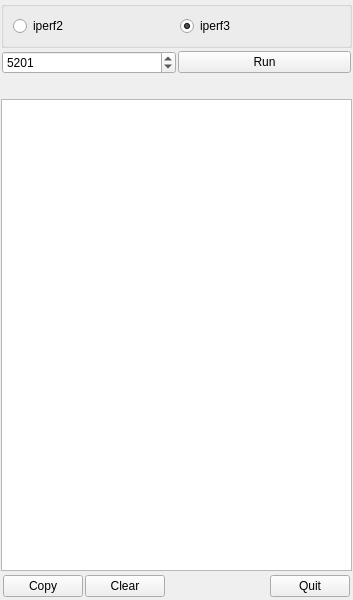
Above: src/mainwindow.ui from coolshou/qiperf before the change. Below: the same form after it.
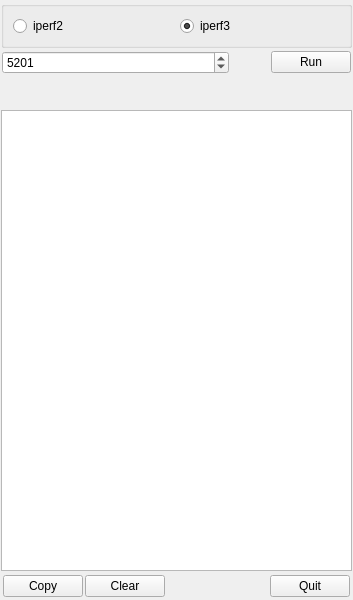
That is the form after the change. Icons and pictures are not drawn.

Patch:
```diff
--- a/src/mainwindow.ui
+++ b/src/mainwindow.ui
@@ -65,7 +65,7 @@
     </item>
     <item>
      <widget class="QWidget" name="widget" native="true">
-      <layout class="QHBoxLayout" name="horizontalLayout">
+      <layout class="QHBoxLayout" name="horizontalLayout" stretch="1,0,0">
        <property name="spacing">
         <number>2</number>
        </property>
@@ -94,6 +94,19 @@
          </property>
         </widget>
        </item>
+       <item>
+        <spacer name="horizontalSpacer_2">
+         <property name="orientation">
+          <enum>Qt::Horizontal</enum>
+         </property>
+         <property name="sizeHint" stdset="0">
+          <size>
+           <width>40</width>
+           <height>20</height>
+          </size>
+         </property>
+        </spacer>
+       </item>
        <item>
         <widget class="QPushButton" name="pb_run">
          <property name="text">
@@ -108,7 +121,7 @@
      <widget class="QLabel" name="lb_info">
       <property name="font">
        <font>
-        <pointsize>13</pointsize>
+        <pointsize>20</pointsize>
         <bold>true</bold>
        </font>
       </property>
```
